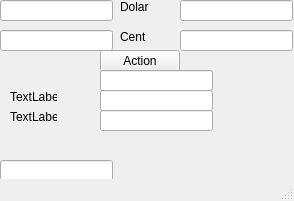
First picture: the form in mainwindow.ui, repository Bezzubikambitious/OOP6, before the edit.
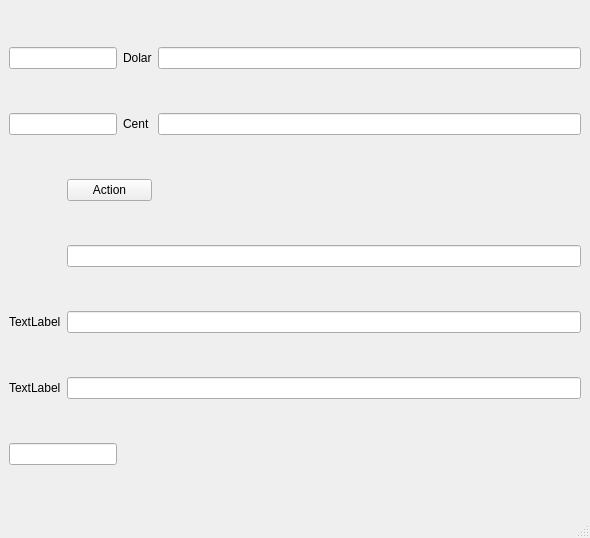
Second picture: the form after the edit.

The edit to the form file:
```diff
--- a/mainwindow.ui
+++ b/mainwindow.ui
@@ -6,172 +6,82 @@
    <rect>
     <x>0</x>
     <y>0</y>
-    <width>294</width>
-    <height>201</height>
+    <width>590</width>
+    <height>538</height>
    </rect>
   </property>
   <property name="windowTitle">
    <string>MainWindow</string>
   </property>
   <widget class="QWidget" name="centralwidget">
-   <widget class="QPushButton" name="pushButton">
-    <property name="geometry">
-     <rect>
-      <x>100</x>
-      <y>50</y>
-      <width>80</width>
-      <height>22</height>
-     </rect>
-    </property>
-    <property name="text">
-     <string>Action</string>
-    </property>
-   </widget>
-   <widget class="QLineEdit" name="lineEdit">
-    <property name="geometry">
-     <rect>
-      <x>100</x>
-      <y>90</y>
-      <width>113</width>
-      <height>21</height>
-     </rect>
-    </property>
-   </widget>
-   <widget class="QLineEdit" name="lineEdit_2">
-    <property name="geometry">
-     <rect>
-      <x>100</x>
-      <y>110</y>
-      <width>113</width>
-      <height>21</height>
-     </rect>
-    </property>
-   </widget>
-   <widget class="QLineEdit" name="lineEdit_3">
-    <property name="geometry">
-     <rect>
-      <x>100</x>
-      <y>70</y>
-      <width>113</width>
-      <height>21</height>
-     </rect>
-    </property>
-   </widget>
-   <widget class="QLineEdit" name="lineEdit_4">
-    <property name="geometry">
-     <rect>
-      <x>0</x>
-      <y>160</y>
-      <width>113</width>
-      <height>21</height>
-     </rect>
-    </property>
-   </widget>
-   <widget class="QLineEdit" name="lineEdit_5">
-    <property name="geometry">
-     <rect>
-      <x>0</x>
-      <y>0</y>
-      <width>113</width>
-      <height>21</height>
-     </rect>
-    </property>
-   </widget>
-   <widget class="QLineEdit" name="lineEdit_6">
-    <property name="geometry">
-     <rect>
-      <x>0</x>
-      <y>30</y>
-      <width>113</width>
-      <height>21</height>
-     </rect>
-    </property>
-   </widget>
-   <widget class="QLineEdit" name="lineEdit_7">
-    <property name="geometry">
-     <rect>
-      <x>180</x>
-      <y>0</y>
-      <width>113</width>
-      <height>21</height>
-     </rect>
-    </property>
-   </widget>
-   <widget class="QLineEdit" name="lineEdit_8">
-    <property name="geometry">
-     <rect>
-      <x>180</x>
-      <y>30</y>
-      <width>113</width>
-      <height>21</height>
-     </rect>
-    </property>
-   </widget>
+   <layout class="QGridLayout" name="gridLayout">
+    <item row="0" column="0" colspan="2">
+     <widget class="QLineEdit" name="lineEdit_5"/>
+    </item>
+    <item row="0" column="2">
    <widget class="QLabel" name="label">
-    <property name="geometry">
-     <rect>
-      <x>120</x>
-      <y>0</y>
-      <width>47</width>
-      <height>14</height>
-     </rect>
-    </property>
     <property name="text">
      <string>Dolar</string>
     </property>
    </widget>
+    </item>
+    <item row="0" column="3">
+     <widget class="QLineEdit" name="lineEdit_7"/>
+    </item>
+    <item row="1" column="0" colspan="2">
+     <widget class="QLineEdit" name="lineEdit_6"/>
+    </item>
+    <item row="1" column="2">
    <widget class="QLabel" name="label_2">
-    <property name="geometry">
-     <rect>
-      <x>120</x>
-      <y>30</y>
-      <width>47</width>
-      <height>14</height>
-     </rect>
-    </property>
     <property name="text">
      <string>Cent</string>
     </property>
    </widget>
+    </item>
+    <item row="1" column="3">
+     <widget class="QLineEdit" name="lineEdit_8"/>
+    </item>
+    <item row="2" column="1" colspan="2">
+     <widget class="QPushButton" name="pushButton">
+      <property name="text">
+       <string>Action</string>
+      </property>
+     </widget>
+    </item>
+    <item row="3" column="0">
    <widget class="QLabel" name="AddLabel">
-    <property name="geometry">
-     <rect>
-      <x>10</x>
-      <y>70</y>
-      <width>47</width>
-      <height>14</height>
-     </rect>
-    </property>
     <property name="text">
      <string/>
     </property>
    </widget>
+    </item>
+    <item row="3" column="1" colspan="3">
+     <widget class="QLineEdit" name="lineEdit_3"/>
+    </item>
+    <item row="4" column="0">
    <widget class="QLabel" name="label_4">
-    <property name="geometry">
-     <rect>
-      <x>10</x>
-      <y>90</y>
-      <width>47</width>
-      <height>14</height>
-     </rect>
-    </property>
     <property name="text">
      <string>TextLabel</string>
     </property>
    </widget>
+    </item>
+    <item row="4" column="1" colspan="3">
+     <widget class="QLineEdit" name="lineEdit"/>
+    </item>
+    <item row="5" column="0">
    <widget class="QLabel" name="label_5">
-    <property name="geometry">
-     <rect>
-      <x>10</x>
-      <y>110</y>
-      <width>47</width>
-      <height>14</height>
-     </rect>
-    </property>
     <property name="text">
      <string>TextLabel</string>
     </property>
    </widget>
+    </item>
+    <item row="5" column="1" colspan="3">
+     <widget class="QLineEdit" name="lineEdit_2"/>
+    </item>
+    <item row="6" column="0" colspan="2">
+     <widget class="QLineEdit" name="lineEdit_4"/>
+    </item>
+   </layout>
   </widget>
   <widget class="QMenuBar" name="menubar">
    <property name="geometry">
```
Left out of the diff: 4 changed lines with no effect on the pictures. Lines whose indentation alone changed are shown as unchanged.
